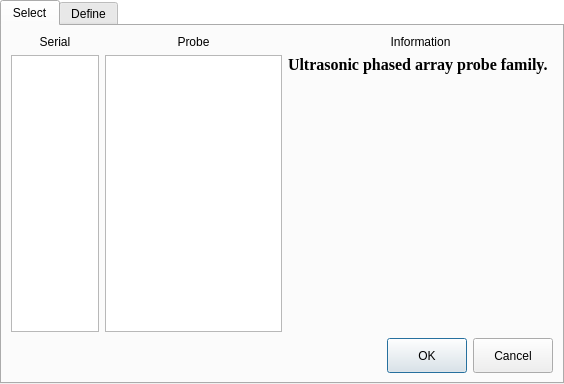
Qt form ui/menu/probe_part/probe_dialog.ui (15903016222/Voice) before a commit.
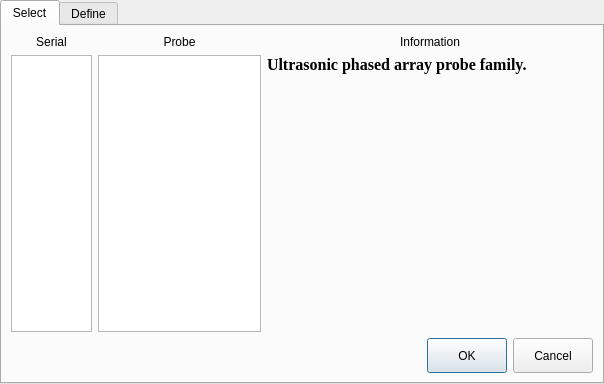
The same form after that commit. The open tabs and pages were chosen to show the change.

Commit message: 修改: WedgeDialog不设置为透明

The edit to the form file:
```diff
--- a/ui/menu/probe_part/probe_dialog.ui
+++ b/ui/menu/probe_part/probe_dialog.ui
@@ -6,7 +6,7 @@
    <rect>
     <x>0</x>
     <y>0</y>
-    <width>564</width>
+    <width>604</width>
     <height>384</height>
    </rect>
   </property>
@@ -14,9 +14,7 @@
    <string>Dialog</string>
   </property>
   <property name="styleSheet">
-   <string notr="true">QDialog {
-background-color: rgba(255, 255, 255, 0);
-}</string>
+   <string notr="true"/>
   </property>
   <layout class="QVBoxLayout" name="verticalLayout">
    <property name="spacing">
@@ -45,7 +43,7 @@
       </attribute>
       <layout class="QVBoxLayout" name="verticalLayout_9">
        <item>
-        <layout class="QHBoxLayout" name="horizontalLayout" stretch="1,2,3">
+        <layout class="QHBoxLayout" name="horizontalLayout" stretch="1,2,4">
          <item>
           <layout class="QVBoxLayout" name="verticalLayout_4" stretch="0,1">
            <item>
```
Left out of the diff: 2 changed lines with no effect on the pictures. The commit also changes 3 other files.
